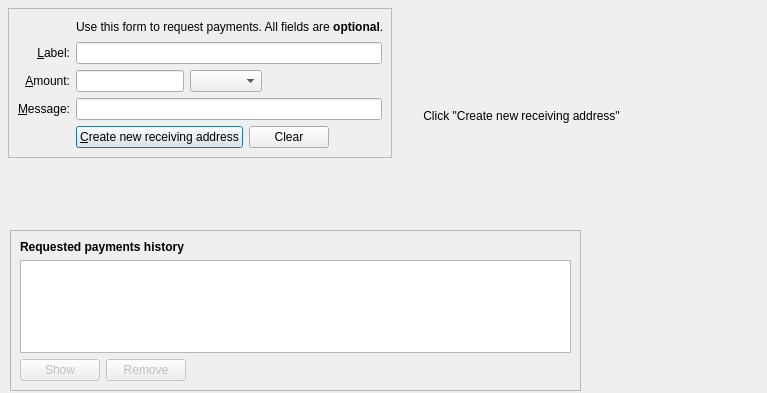
First picture: the form in src/qt/forms/receivecoinsdialog.ui, repository bitnet-io/bitnet-core, before the edit.
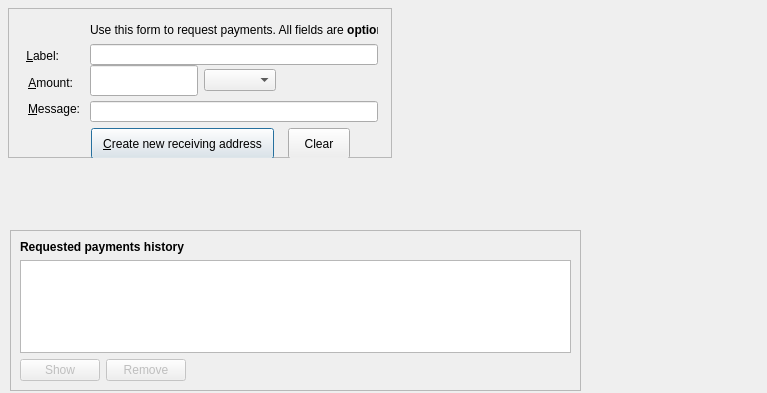
Second picture: the form after the edit. Icons and pictures are not drawn. Custom widgets are drawn as their Qt base class.

What changed in the file:
```diff
--- a/src/qt/forms/receivecoinsdialog.ui
+++ b/src/qt/forms/receivecoinsdialog.ui
@@ -31,27 +31,50 @@
    <property name="frameShadow">
     <enum>QFrame::Sunken</enum>
    </property>
-   <layout class="QVBoxLayout" name="verticalLayout_3">
-    <item>
-     <layout class="QGridLayout" name="gridLayout">
-      <item row="5" column="0">
-       <widget class="QLabel" name="label">
+   <widget class="QLineEdit" name="reqMessage">
+    <property name="geometry">
+     <rect>
+      <x>82</x>
+      <y>93</y>
+      <width>288</width>
+      <height>21</height>
+     </rect>
+    </property>
         <property name="toolTip">
-         <string>An optional amount to request. Leave this empty or zero to not request a specific amount.</string>
+     <string>An optional message that is attached to the payment request and may be displayed to the sender.</string>
+    </property>
+   </widget>
+   <widget class="QLabel" name="label_2">
+    <property name="geometry">
+     <rect>
+      <x>14</x>
+      <y>40</y>
+      <width>37</width>
+      <height>16</height>
+     </rect>
+    </property>
+    <property name="toolTip">
+     <string>An optional label to associate with the new receiving address.</string>
         </property>
         <property name="text">
-         <string>&amp;Amount:</string>
+     <string>&amp;Label:</string>
         </property>
         <property name="alignment">
          <set>Qt::AlignRight|Qt::AlignTrailing|Qt::AlignVCenter</set>
         </property>
         <property name="buddy">
-         <cstring>reqAmount</cstring>
-        </property>
-       </widget>
-      </item>
-      <item row="6" column="0">
+     <cstring>reqLabel</cstring>
+    </property>
+   </widget>
        <widget class="QLabel" name="label_3">
+    <property name="geometry">
+     <rect>
+      <x>14</x>
+      <y>93</y>
+      <width>58</width>
+      <height>16</height>
+     </rect>
+    </property>
         <property name="toolTip">
          <string>An optional message to attach to the payment request, which will be displayed when the request is opened. Note: The message will not be sent with the payment over the Bitnet network.</string>
         </property>
@@ -65,115 +88,50 @@
          <cstring>reqMessage</cstring>
         </property>
        </widget>
-      </item>
-      <item row="4" column="2">
-       <widget class="QLineEdit" name="reqLabel">
-        <property name="toolTip">
-         <string>An optional label to associate with the new receiving address (used by you to identify an invoice).  It is also attached to the payment request.</string>
-        </property>
-       </widget>
-      </item>
-      <item row="2" column="2">
        <widget class="QLabel" name="label_5">
+    <property name="geometry">
+     <rect>
+      <x>82</x>
+      <y>14</y>
+      <width>288</width>
+      <height>16</height>
+     </rect>
+    </property>
         <property name="text">
          <string>Use this form to request payments. All fields are &lt;b&gt;optional&lt;/b&gt;.</string>
         </property>
        </widget>
-      </item>
-      <item row="4" column="0">
-       <widget class="QLabel" name="label_2">
+   <widget class="QLabel" name="label">
+    <property name="geometry">
+     <rect>
+      <x>14</x>
+      <y>67</y>
+      <width>51</width>
+      <height>16</height>
+     </rect>
+    </property>
         <property name="toolTip">
-         <string>An optional label to associate with the new receiving address.</string>
+     <string>An optional amount to request. Leave this empty or zero to not request a specific amount.</string>
         </property>
         <property name="text">
-         <string>&amp;Label:</string>
+     <string>&amp;Amount:</string>
         </property>
         <property name="alignment">
          <set>Qt::AlignRight|Qt::AlignTrailing|Qt::AlignVCenter</set>
         </property>
         <property name="buddy">
-         <cstring>reqLabel</cstring>
-        </property>
-       </widget>
-      </item>
-      <item row="6" column="2">
-       <widget class="QLineEdit" name="reqMessage">
-        <property name="toolTip">
-         <string>An optional message that is attached to the payment request and may be displayed to the sender.</string>
-        </property>
-       </widget>
-      </item>
-      <item row="7" column="2">
-       <layout class="QHBoxLayout" name="horizontalLayout">
-        <item>
-         <widget class="QPushButton" name="receiveButton">
-          <property name="minimumSize">
-           <size>
-            <width>150</width>
-            <height>0</height>
-           </size>
-          </property>
-          <property name="text">
-           <string>&amp;Create new receiving address</string>
-          </property>
-          <property name="icon">
-           <iconset resource="../bitnet.qrc">
-            <normaloff>:/icons/receiving_addresses</normaloff>:/icons/receiving_addresses</iconset>
-          </property>
-          <property name="autoDefault">
-           <bool>false</bool>
-          </property>
-          <property name="default">
-           <bool>true</bool>
-          </property>
-         </widget>
-        </item>
-        <item>
-         <widget class="QPushButton" name="clearButton">
-          <property name="sizePolicy">
-           <sizepolicy hsizetype="Minimum" vsizetype="Fixed">
-            <horstretch>0</horstretch>
-            <verstretch>0</verstretch>
-           </sizepolicy>
-          </property>
-          <property name="toolTip">
-           <string>Clear all fields of the form.</string>
-          </property>
-          <property name="text">
-           <string>Clear</string>
-          </property>
-          <property name="icon">
-           <iconset resource="../bitnet.qrc">
-            <normaloff>:/icons/remove</normaloff>:/icons/remove</iconset>
-          </property>
-          <property name="autoDefault">
-           <bool>false</bool>
-          </property>
-         </widget>
-        </item>
-        <item>
-         <spacer name="horizontalSpacer">
-          <property name="orientation">
-           <enum>Qt::Horizontal</enum>
-          </property>
-          <property name="sizeHint" stdset="0">
-           <size>
-            <width>40</width>
-            <height>20</height>
-           </size>
-          </property>
-         </spacer>
-        </item>
-       </layout>
-      </item>
-      <item row="7" column="0">
-       <widget class="QLabel" name="label_7">
-        <property name="text">
-         <string/>
-        </property>
-       </widget>
-      </item>
-      <item row="5" column="2">
+     <cstring>reqAmount</cstring>
+    </property>
+   </widget>
+   <widget class="QWidget" name="">
+    <property name="geometry">
+     <rect>
+      <x>82</x>
+      <y>57</y>
+      <width>288</width>
+      <height>31</height>
+     </rect>
+    </property>
        <layout class="QHBoxLayout" name="horizontalLayout_6">
         <item>
          <widget class="BitnetAmountField" name="reqAmount">
@@ -233,10 +191,91 @@
          </spacer>
         </item>
        </layout>
-      </item>
-     </layout>
-    </item>
-   </layout>
+   </widget>
+   <widget class="QLabel" name="label_7">
+    <property name="geometry">
+     <rect>
+      <x>14</x>
+      <y>120</y>
+      <width>16</width>
+      <height>16</height>
+     </rect>
+    </property>
+    <property name="text">
+     <string/>
+    </property>
+   </widget>
+   <widget class="QLineEdit" name="reqLabel">
+    <property name="geometry">
+     <rect>
+      <x>82</x>
+      <y>36</y>
+      <width>288</width>
+      <height>21</height>
+     </rect>
+    </property>
+    <property name="toolTip">
+     <string>An optional label to associate with the new receiving address (used by you to identify an invoice).  It is also attached to the payment request.</string>
+    </property>
+   </widget>
+   <widget class="QPushButton" name="clearButton">
+    <property name="geometry">
+     <rect>
+      <x>280</x>
+      <y>120</y>
+      <width>62</width>
+      <height>31</height>
+     </rect>
+    </property>
+    <property name="sizePolicy">
+     <sizepolicy hsizetype="Minimum" vsizetype="Fixed">
+      <horstretch>0</horstretch>
+      <verstretch>0</verstretch>
+     </sizepolicy>
+    </property>
+    <property name="toolTip">
+     <string>Clear all fields of the form.</string>
+    </property>
+    <property name="text">
+     <string>Clear</string>
+    </property>
+    <property name="icon">
+     <iconset>
+      <normaloff>:/icons/remove</normaloff>:/icons/remove</iconset>
+    </property>
+    <property name="autoDefault">
+     <bool>false</bool>
+    </property>
+   </widget>
+   <widget class="QPushButton" name="receiveButton">
+    <property name="geometry">
+     <rect>
+      <x>83</x>
+      <y>120</y>
+      <width>183</width>
+      <height>31</height>
+     </rect>
+    </property>
+    <property name="minimumSize">
+     <size>
+      <width>150</width>
+      <height>0</height>
+     </size>
+    </property>
+    <property name="text">
+     <string>&amp;Create new receiving address</string>
+    </property>
+    <property name="icon">
+     <iconset>
+      <normaloff>:/icons/receiving_addresses</normaloff>:/icons/receiving_addresses</iconset>
+    </property>
+    <property name="autoDefault">
+     <bool>false</bool>
+    </property>
+    <property name="default">
+     <bool>true</bool>
+    </property>
+   </widget>
   </widget>
   <widget class="QFrame" name="frame">
    <property name="geometry">
@@ -299,7 +338,7 @@
          <string>Show</string>
         </property>
         <property name="icon">
-         <iconset resource="../bitnet.qrc">
+         <iconset>
           <normaloff>:/icons/eye</normaloff>:/icons/eye</iconset>
         </property>
         <property name="autoDefault">
@@ -319,7 +358,7 @@
          <string>Remove</string>
         </property>
         <property name="icon">
-         <iconset resource="../bitnet.qrc">
+         <iconset>
           <normaloff>:/icons/remove</normaloff>:/icons/remove</iconset>
         </property>
         <property name="autoDefault">
@@ -344,7 +383,7 @@
     </item>
    </layout>
   </widget>
-  <widget class="QRImageWidget" name="qr_code">
+  <widget class="QRImageWidget" name="qr_code" native="true">
    <property name="geometry">
     <rect>
      <x>400</x>
@@ -356,26 +395,23 @@
    <property name="autoFillBackground">
     <bool>true</bool>
    </property>
-   <property name="text">
+   <property name="text" stdset="0">
     <string notr="true">       Click &quot;Create new receiving address&quot;</string>
    </property>
-   <property name="textInteractionFlags">
-    <set>Qt::NoTextInteraction</set>
-   </property>
   </widget>
  </widget>
  <customwidgets>
+  <customwidget>
+   <class>QRImageWidget</class>
+   <extends>QWidget</extends>
+   <header>qrimagewidget.h</header>
+  </customwidget>
   <customwidget>
    <class>BitnetAmountField</class>
    <extends>QLineEdit</extends>
    <header>qt/bitnetamountfield.h</header>
    <container>1</container>
   </customwidget>
-  <customwidget>
-   <class>QRImageWidget</class>
-   <extends>QLabel</extends>
-   <header>qt/qrimagewidget.h</header>
-  </customwidget>
  </customwidgets>
  <tabstops>
   <tabstop>reqLabel</tabstop>
```
Lines whose indentation alone changed are shown as unchanged.
